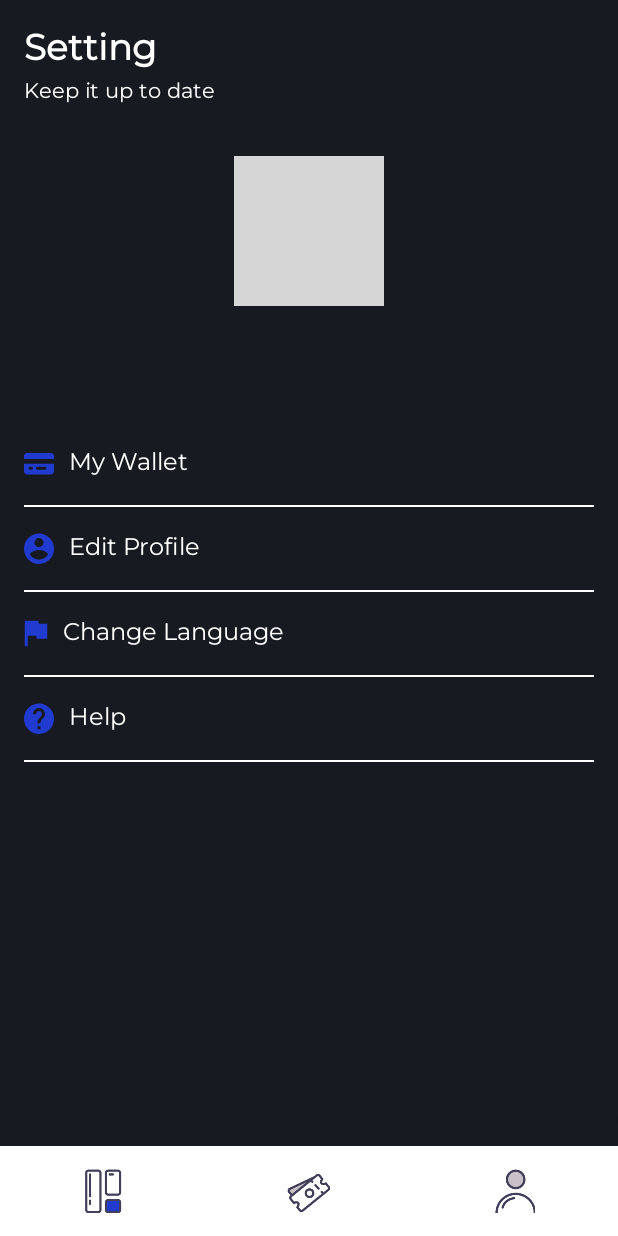
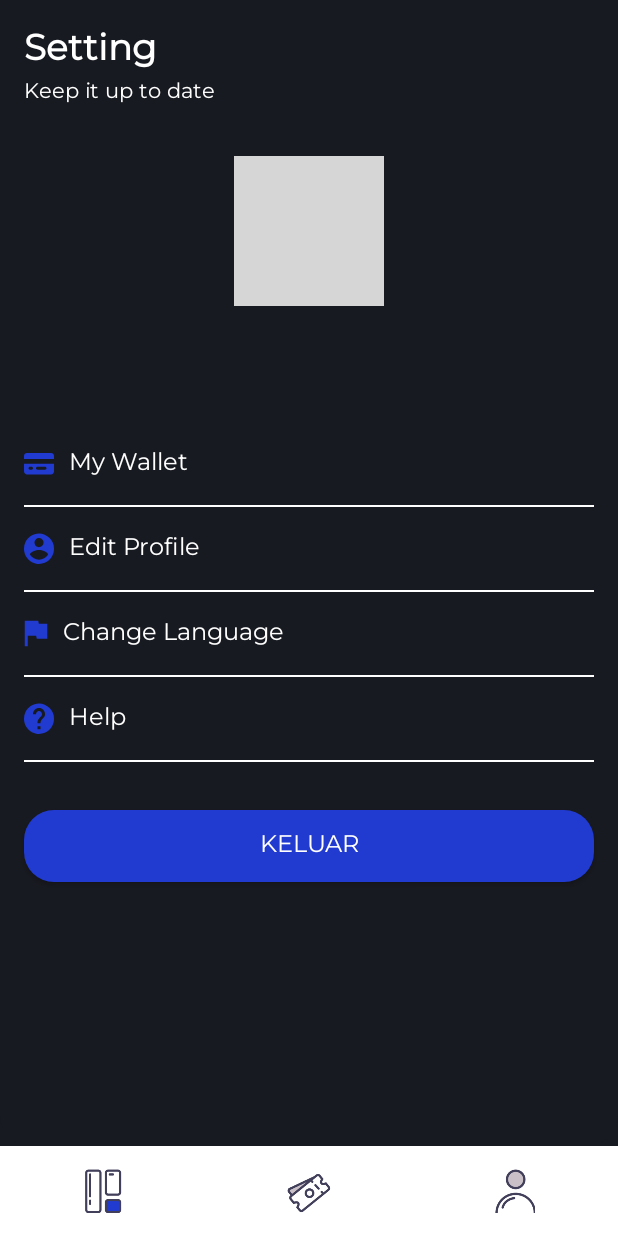
Before and after one commit to RohmanBenyRiyanto/MOV, an Android app: the fragment SettingFragment placed in its activity, on a phone screen of 412 x 824 dp. Run offline under Robolectric (Android 15) with nearby library versions, the phone set to English and light mode, and no system bars; our stand-ins replace Firebase (no records; nobody signed in at launch, a user with empty details on screens opened directly); 1 statement that could not run was skipped; grey boxes are pictures that could not be loaded.

Commit message:
add logout and chane ic_launcher

```diff
--- a/app/build.gradle
+++ b/app/build.gradle
@@ -14,7 +14,7 @@ android {
         minSdk 21
         targetSdk 31
         versionCode 1
-        versionName "1.0"
+        versionName "1.1 (Beny)"
 
         testInstrumentationRunner "androidx.test.runner.AndroidJUnitRunner"
     }
--- a/app/src/main/AndroidManifest.xml
+++ b/app/src/main/AndroidManifest.xml
@@ -20,7 +20,6 @@
         android:allowBackup="false"
         android:icon="@mipmap/ic_launcher"
         android:label="@string/app_name"
-        android:roundIcon="@mipmap/ic_launcher_round"
         android:supportsRtl="true"
         android:theme="@style/Theme.MOV.noActionBar">
         <activity
--- a/app/src/main/java/com/rohmanbeny/mov/utils/Preferences.kt
+++ b/app/src/main/java/com/rohmanbeny/mov/utils/Preferences.kt
@@ -20,4 +20,10 @@ class Preferences(val context: Context) {
         return sharedPref.getString(key, "")
     }
 
+    fun clear() {
+        val editor: SharedPreferences.Editor = sharedPref.edit()
+        editor.clear()
+        editor.apply()
+    }
+
 }
--- a/app/src/main/res/layout/fragment_setting.xml
+++ b/app/src/main/res/layout/fragment_setting.xml
@@ -177,4 +177,20 @@
         app:layout_constraintHorizontal_bias="0.0"
         app:layout_constraintStart_toStartOf="parent"
         app:layout_constraintTop_toBottomOf="@+id/tv_help" />
+
+    <Button
+        android:id="@+id/btn_keluar"
+        android:layout_width="0dp"
+        android:layout_height="wrap_content"
+        android:layout_marginStart="16dp"
+        android:layout_marginTop="32dp"
+        android:layout_marginEnd="16dp"
+        android:background="@drawable/button_primary"
+        android:fontFamily="@font/montserrat"
+        android:text="@string/logout"
+        android:textColor="@color/colorWhite"
+        android:textSize="16sp"
+        app:layout_constraintEnd_toEndOf="parent"
+        app:layout_constraintStart_toStartOf="parent"
+        app:layout_constraintTop_toBottomOf="@+id/view6" />
 </androidx.constraintlayout.widget.ConstraintLayout>
--- a/app/src/main/res/mipmap-anydpi-v26/ic_launcher.xml
+++ b/app/src/main/res/mipmap-anydpi-v26/ic_launcher.xml
@@ -1,5 +1,5 @@
 <?xml version="1.0" encoding="utf-8"?>
 <adaptive-icon xmlns:android="http://schemas.android.com/apk/res/android">
-    <background android:drawable="@drawable/ic_launcher_background" />
-    <foreground android:drawable="@drawable/ic_launcher_foreground" />
+  <background android:drawable="@mipmap/ic_launcher_adaptive_back"/>
+  <foreground android:drawable="@mipmap/ic_launcher_adaptive_fore"/>
 </adaptive-icon>
--- a/app/src/main/res/values/strings.xml
+++ b/app/src/main/res/values/strings.xml
@@ -47,4 +47,5 @@
     <string name="totalbalance">Total Balance</string>
     <!-- TODO: Remove or change this placeholder text -->
     <string name="hello_blank_fragment">Hello blank fragment</string>
+    <string name="logout">Keluar</string>
 </resources>
```
Also changed, not shown: app/src/main/java/com/rohmanbeny/mov/setting/SettingFragment.kt (+19 -0 lines), app/src/main/res/mipmap-hdpi/ic_launcher.png, app/src/main/res/mipmap-mdpi/ic_launcher.png, app/src/main/res/mipmap-xhdpi/ic_launcher.png, app/src/main/res/mipmap-xxhdpi/ic_launcher.png, app/src/main/res/mipmap-xxxhdpi/ic_launcher.png, 1 other file.
